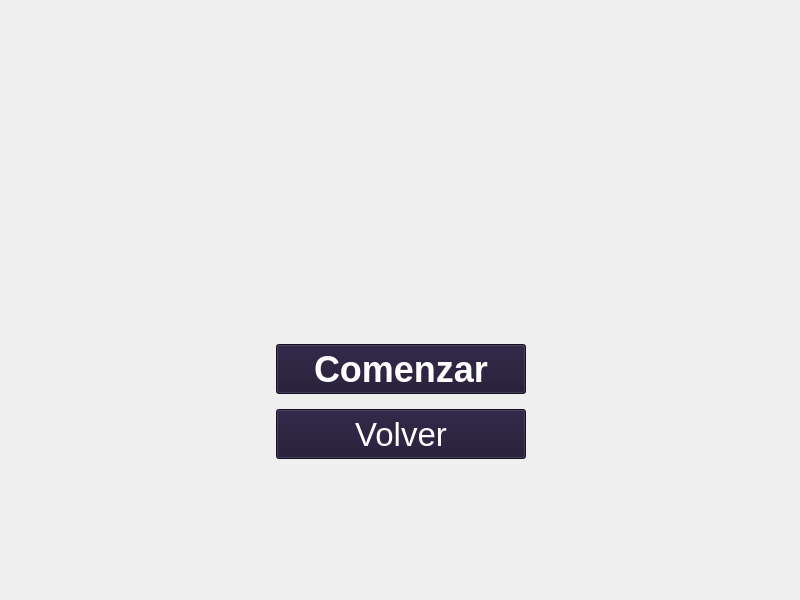
Old version of the form PantallaMenu/pantallamenu.ui in the repository 0tomi/POO-TP.
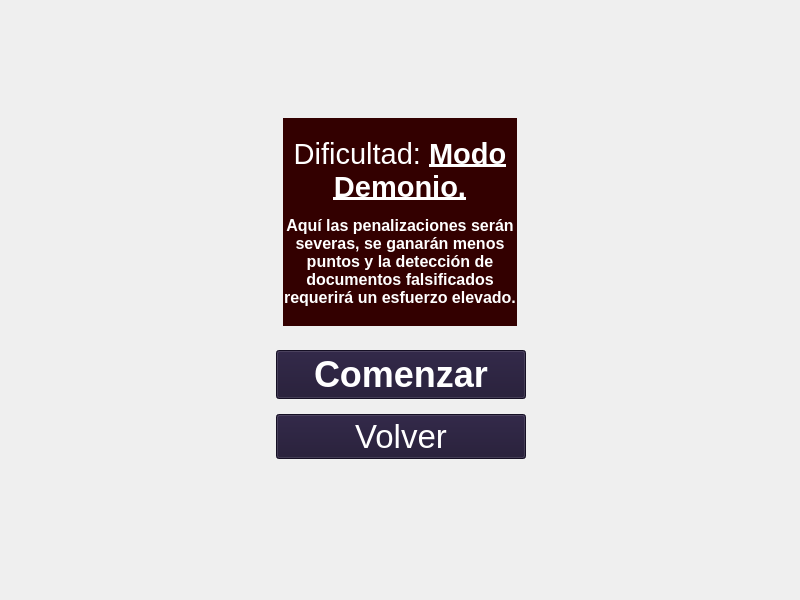
New version of the form. The open tabs and pages were chosen to show the change. Icons and pictures are not drawn.

The edit to the form file:
```diff
--- a/PantallaMenu/pantallamenu.ui
+++ b/PantallaMenu/pantallamenu.ui
@@ -465,37 +465,90 @@
            <number>40</number>
           </property>
           <item>
-           <widget class="QLabel" name="descripcion">
-            <property name="sizePolicy">
-             <sizepolicy hsizetype="Preferred" vsizetype="Preferred">
-              <horstretch>0</horstretch>
-              <verstretch>0</verstretch>
-             </sizepolicy>
+           <widget class="QStackedWidget" name="descripciones">
+            <property name="currentIndex">
+             <number>2</number>
             </property>
-            <property name="minimumSize">
-             <size>
-              <width>10</width>
-              <height>0</height>
-             </size>
-            </property>
-            <property name="maximumSize">
-             <size>
-              <width>500</width>
-              <height>500</height>
-             </size>
-            </property>
-            <property name="layoutDirection">
-             <enum>Qt::RightToLeft</enum>
-            </property>
-            <property name="text">
-             <string/>
-            </property>
-            <property name="margin">
-             <number>0</number>
-            </property>
-            <property name="indent">
-             <number>-1</number>
-            </property>
+            <widget class="QWidget" name="page1">
+             <layout class="QVBoxLayout" name="verticalLayout_7">
+              <item>
+               <widget class="QLabel" name="descriFacil">
+                <property name="font">
+                 <font>
+                  <family>MS Sans Serif</family>
+                 </font>
+                </property>
+                <property name="styleSheet">
+                 <string notr="true">background-color: #3c2b61</string>
+                </property>
+                <property name="text">
+                 <string>&lt;html&gt;&lt;head/&gt;&lt;body&gt;&lt;p align=&quot;center&quot;&gt;&lt;span style=&quot; font-size:22pt; color:#ffffff;&quot;&gt;Dificultad: &lt;/span&gt;&lt;span style=&quot; font-size:22pt; font-weight:700; text-decoration: underline; color:#ffffff;&quot;&gt;Fácil.&lt;/span&gt;&lt;/p&gt;&lt;p align=&quot;center&quot;&gt;&lt;span style=&quot; font-size:16pt; color:#ffffff;&quot;&gt;Aquí recibirás menos penalizaciones y te será más fácil detectar documentos falsificados.&lt;/span&gt;&lt;/p&gt;&lt;/body&gt;&lt;/html&gt;</string>
+                </property>
+                <property name="textFormat">
+                 <enum>Qt::RichText</enum>
+                </property>
+                <property name="wordWrap">
+                 <bool>true</bool>
+                </property>
+               </widget>
+              </item>
+             </layout>
+            </widget>
+            <widget class="QWidget" name="page2">
+             <layout class="QVBoxLayout" name="verticalLayout_6">
+              <item>
+               <widget class="QLabel" name="descriNormal">
+                <property name="font">
+                 <font>
+                  <family>MS Sans Serif</family>
+                 </font>
+                </property>
+                <property name="styleSheet">
+                 <string notr="true">background-color: #3c2b61</string>
+                </property>
+                <property name="text">
+                 <string>&lt;html&gt;&lt;head/&gt;&lt;body&gt;&lt;p align=&quot;center&quot;&gt;&lt;span style=&quot; font-size:22pt; color:#ffffff;&quot;&gt;Dificultad: &lt;/span&gt;&lt;span style=&quot; font-size:22pt; font-weight:700; text-decoration: underline; color:#ffffff;&quot;&gt;Normal&lt;/span&gt;&lt;span style=&quot; font-size:22pt; color:#ffffff;&quot;&gt;.&lt;/span&gt;&lt;/p&gt;&lt;p align=&quot;center&quot;&gt;&lt;span style=&quot; font-size:16pt; color:#ffffff;&quot;&gt;Aquí enfrentarás desafíos sin bonificaciones especiales y la detección de documentos falsificados requerirá un esfuerzo medio.&lt;/span&gt;&lt;/p&gt;&lt;/body&gt;&lt;/html&gt;</string>
+                </property>
+                <property name="wordWrap">
+                 <bool>true</bool>
+                </property>
+               </widget>
+              </item>
+             </layout>
+            </widget>
+            <widget class="QWidget" name="page3">
+             <layout class="QVBoxLayout" name="verticalLayout_8">
+              <item>
+               <widget class="QLabel" name="descriDemonio">
+                <property name="font">
+                 <font>
+                  <family>MS Sans Serif</family>
+                 </font>
+                </property>
+                <property name="styleSheet">
+                 <string notr="true">background-color: #330000;</string>
+                </property>
+                <property name="text">
+                 <string>&lt;!DOCTYPE HTML PUBLIC &quot;-//W3C//DTD HTML 4.0//EN&quot; &quot;http://www.w3.org/TR/REC-html40/strict.dtd&quot;&gt;
+&lt;html&gt;&lt;head&gt;&lt;meta name=&quot;qrichtext&quot; content=&quot;1&quot; /&gt;&lt;meta charset=&quot;utf-8&quot; /&gt;&lt;style type=&quot;text/css&quot;&gt;
+p, li { white-space: pre-wrap; }
+hr { height: 1px; border-width: 0; }
+li.unchecked::marker { content: &quot;\2610&quot;; }
+li.checked::marker { content: &quot;\2612&quot;; }
+&lt;/style&gt;&lt;/head&gt;&lt;body style=&quot; font-family:'MS Sans Serif'; font-size:9pt; font-weight:400; font-style:normal;&quot;&gt;
+&lt;p align=&quot;center&quot; style=&quot; margin-top:12px; margin-bottom:12px; margin-left:0px; margin-right:0px; -qt-block-indent:0; text-indent:0px;&quot;&gt;&lt;span style=&quot; font-size:22pt; color:#ffffff;&quot;&gt;Dificultad:&lt;/span&gt;&lt;span style=&quot; font-size:22pt; font-weight:700; color:#ffffff;&quot;&gt; &lt;/span&gt;&lt;span style=&quot; font-size:22pt; font-weight:700; text-decoration: underline; color:#ffffff;&quot;&gt;Modo Demonio.&lt;/span&gt;&lt;/p&gt;
+&lt;p align=&quot;center&quot; style=&quot; margin-top:12px; margin-bottom:12px; margin-left:0px; margin-right:0px; -qt-block-indent:0; text-indent:0px;&quot;&gt;&lt;span style=&quot; font-size:12pt; font-weight:700; color:#ffffff;&quot;&gt;Aquí las penalizaciones serán severas, se ganarán menos puntos y la detección de documentos falsificados requerirá un esfuerzo elevado.&lt;/span&gt;&lt;/p&gt;&lt;/body&gt;&lt;/html&gt;</string>
+                </property>
+                <property name="scaledContents">
+                 <bool>false</bool>
+                </property>
+                <property name="wordWrap">
+                 <bool>true</bool>
+                </property>
+               </widget>
+              </item>
+             </layout>
+            </widget>
            </widget>
           </item>
           <item>
```
Left out of the diff: 2 changed lines with no effect on the pictures.
